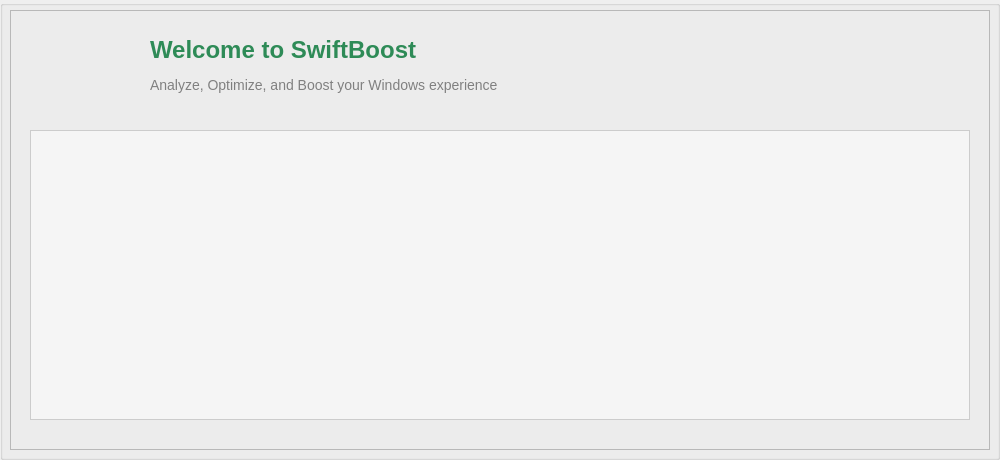
Before: the Qt Designer form mainmenu.ui in alexhebri/SwiftBoost, drawn with Qt 5.
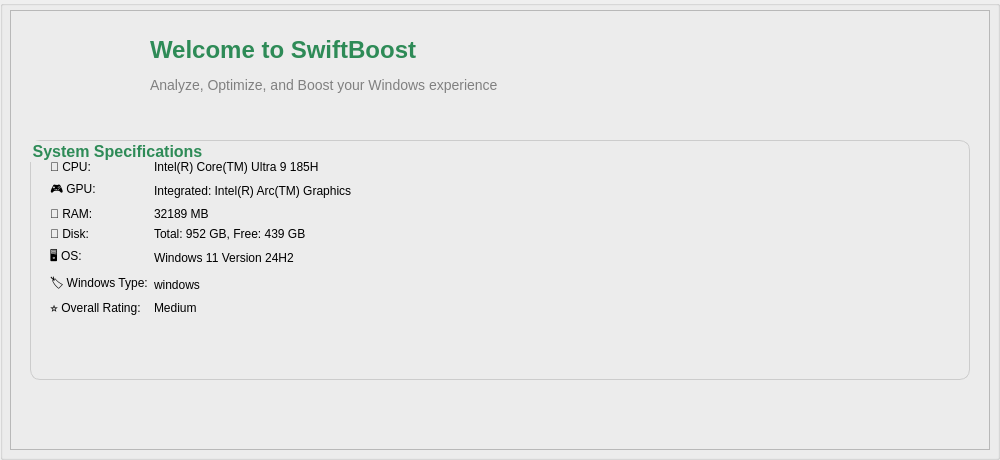
After: the same form once the commit is applied. Icons and pictures are not drawn.

```diff
--- a/mainmenu.ui
+++ b/mainmenu.ui
@@ -84,23 +84,130 @@
     </property>
    </widget>
 
-   <!-- Info Box -->
-   <widget class="QTextBrowser" name="textBrowser_info">
+   <!-- System Specifications -->
+   <widget class="QGroupBox" name="groupBox_specs">
     <property name="geometry">
      <rect>
       <x>20</x>
-      <y>120</y>
+      <y>130</y>
       <width>940</width>
-      <height>290</height>
+      <height>240</height>
      </rect>
     </property>
-    <property name="lineWrapMode">
-     <enum>QTextEdit::WidgetWidth</enum>
+    <property name="title">
+     <string>System Specifications</string>
     </property>
     <property name="styleSheet">
-     <string notr="true">background-color: #F5F5F5; border: 1px solid #ccc; padding: 10px; font-family: Consolas;</string>
+     <string notr="true">QGroupBox { font-size: 16px; font-weight: bold; color: #2E8B57; border: 1px solid #ccc; border-radius: 10px; padding: 10px; }</string>
     </property>
+    <layout class="QFormLayout" name="formLayout_specs">
+     <item row="0" column="0">
+      <widget class="QLabel" name="label_cpu_title">
+       <property name="text">
+        <string>🧠 CPU:</string>
+       </property>
+      </widget>
+     </item>
+     <item row="0" column="1">
+      <widget class="QLabel" name="label_cpu_info">
+       <property name="text">
+        <string>Intel(R) Core(TM) Ultra 9 185H</string>
+       </property>
+      </widget>
+     </item>
+
+     <item row="1" column="0">
+      <widget class="QLabel" name="label_gpu_title">
+       <property name="text">
+        <string>🎮 GPU:</string>
+       </property>
+      </widget>
+     </item>
+     <item row="1" column="1">
+      <widget class="QLabel" name="label_gpu_info">
+       <property name="text">
+        <string>Integrated: Intel(R) Arc(TM) Graphics</string>
+       </property>
+      </widget>
+     </item>
+
+     <item row="2" column="0">
+      <widget class="QLabel" name="label_ram_title">
+       <property name="text">
+        <string>💾 RAM:</string>
+       </property>
+      </widget>
+     </item>
+     <item row="2" column="1">
+      <widget class="QLabel" name="label_ram_info">
+       <property name="text">
+        <string>32189 MB</string>
+       </property>
+      </widget>
+     </item>
+
+     <item row="3" column="0">
+      <widget class="QLabel" name="label_disk_title">
+       <property name="text">
+        <string>💽 Disk:</string>
+       </property>
+      </widget>
+     </item>
+     <item row="3" column="1">
+      <widget class="QLabel" name="label_disk_info">
+       <property name="text">
+        <string>Total: 952 GB, Free: 439 GB</string>
+       </property>
+      </widget>
+     </item>
+
+     <item row="4" column="0">
+      <widget class="QLabel" name="label_os_title">
+       <property name="text">
+        <string>🖥️ OS:</string>
+       </property>
+      </widget>
+     </item>
+     <item row="4" column="1">
+      <widget class="QLabel" name="label_os_info">
+       <property name="text">
+        <string>Windows 11 Version 24H2</string>
+       </property>
+      </widget>
+     </item>
+
+     <item row="5" column="0">
+      <widget class="QLabel" name="label_type_title">
+       <property name="text">
+        <string>🏷️ Windows Type:</string>
+       </property>
+      </widget>
+     </item>
+     <item row="5" column="1">
+      <widget class="QLabel" name="label_type_info">
+       <property name="text">
+        <string>windows</string>
+       </property>
+      </widget>
+     </item>
+
+     <item row="6" column="0">
+      <widget class="QLabel" name="label_rating_title">
+       <property name="text">
+        <string>⭐ Overall Rating:</string>
+       </property>
+      </widget>
+     </item>
+     <item row="6" column="1">
+      <widget class="QLabel" name="label_rating_info">
+       <property name="text">
+        <string>Medium</string>
+       </property>
+      </widget>
+     </item>
+    </layout>
    </widget>
+
   </widget>
  </widget>
  <resources/>
```
Left out of the diff: 19 changed lines with no effect on the pictures.
